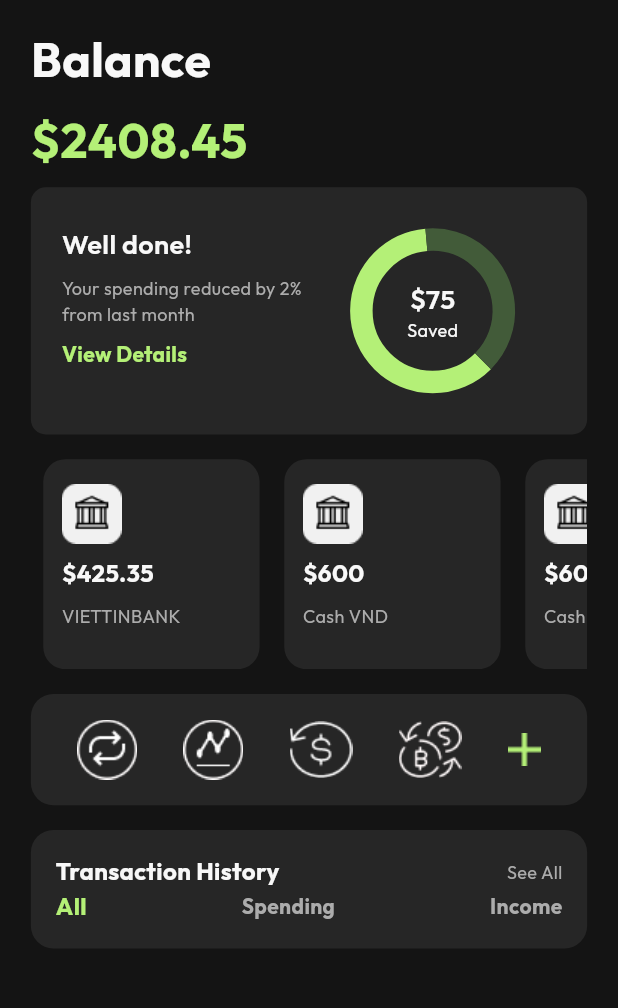
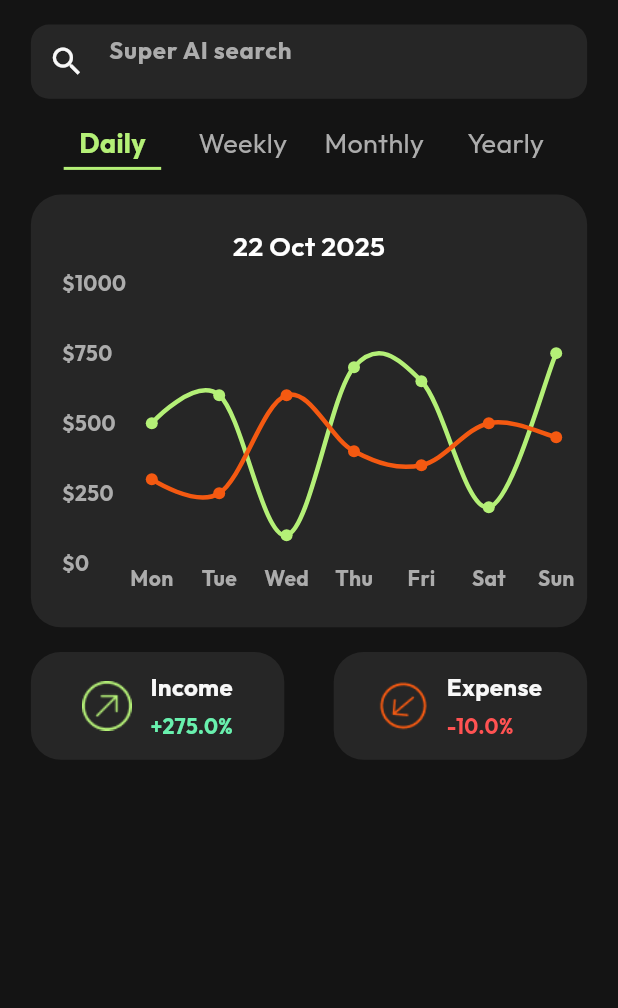
Before and after one commit to phunghao2903/fintrack, a Flutter app: the screen it shows after launch, on a phone screen of 412 x 824 dp, the part 122-1130 px from its top. Run offline on Flutter 3.47's test engine with Material 3 defaults, Android fonts, the phone set to English and light mode, and no system bars; drawn by our look-alikes of fl_chart; our stand-ins replace bloc, equatable, flutter_bloc, google_fonts; missing offline and left inert: bitsdojo_window.

Commit message:
Add chart feature UI and logic 50%

```diff
--- /dev/null
+++ b/lib/features/chart/bloc/chart_bloc.dart
@@ -0,0 +1,25 @@
+import 'package:bloc/bloc.dart';
+import 'package:equatable/equatable.dart';
+import 'package:fintrack/features/chart/datasources/chart_data_source.dart';
+import 'package:fintrack/features/chart/models/chart_data.dart';
+
+part 'chart_event.dart';
+part 'chart_state.dart';
+
+class ChartBloc extends Bloc<ChartEvent, ChartState> {
+  ChartBloc() : super(ChartState.initial()) {
+    on<LoadChartDataEvent>(_onLoadData);
+    on<ChangeFilterEvent>(_onChangeFilter);
+  }
+
+  void _onLoadData(LoadChartDataEvent event, Emitter<ChartState> emit) {
+    final data = ChartDataSource.getDataByFilter(state.selectedFilter);
+    emit(state.copyWith(chartData: data));
+  }
+
+  void _onChangeFilter(ChangeFilterEvent event, Emitter<ChartState> emit) {
+    // Lấy dữ liệu theo filter mới
+    final data = ChartDataSource.getDataByFilter(event.filter);
+    emit(state.copyWith(selectedFilter: event.filter, chartData: data));
+  }
+}
--- /dev/null
+++ b/lib/features/chart/bloc/chart_event.dart
@@ -0,0 +1,35 @@
+// part of 'chart_bloc.dart';
+
+// abstract class ChartEvent extends Equatable {
+//   const ChartEvent();
+
+//   @override
+//   List<Object> get props => [];
+// }
+
+// class ChangeFilterEvent extends ChartEvent {
+//   final String filter;
+//   const ChangeFilterEvent(this.filter);
+
+//   @override
+//   List<Object> get props => [filter];
+// }
+
+part of 'chart_bloc.dart';
+
+abstract class ChartEvent extends Equatable {
+  const ChartEvent();
+
+  @override
+  List<Object?> get props => [];
+}
+
+class LoadChartDataEvent extends ChartEvent {}
+
+class ChangeFilterEvent extends ChartEvent {
+  final String filter;
+  const ChangeFilterEvent(this.filter);
+
+  @override
+  List<Object?> get props => [filter];
+}
--- /dev/null
+++ b/lib/features/chart/bloc/chart_state.dart
@@ -0,0 +1,22 @@
+part of 'chart_bloc.dart';
+
+class ChartState extends Equatable {
+  final String selectedFilter;
+  final List<ChartData> chartData;
+
+  const ChartState({required this.selectedFilter, required this.chartData});
+
+  factory ChartState.initial() {
+    return const ChartState(selectedFilter: "Daily", chartData: []);
+  }
+
+  ChartState copyWith({String? selectedFilter, List<ChartData>? chartData}) {
+    return ChartState(
+      selectedFilter: selectedFilter ?? this.selectedFilter,
+      chartData: chartData ?? this.chartData,
+    );
+  }
+
+  @override
+  List<Object?> get props => [selectedFilter, chartData];
+}
--- /dev/null
+++ b/lib/features/chart/datasources/chart_data_source.dart
@@ -0,0 +1,63 @@
+import 'package:fintrack/features/chart/models/chart_data.dart';
+
+class ChartDataSource {
+  // Daily
+  static final List<ChartData> dailyData = [
+    ChartData(day: "Mon", income: 500, expense: 300),
+    ChartData(day: "Tue", income: 600, expense: 250),
+    ChartData(day: "Wed", income: 100, expense: 600),
+    ChartData(day: "Thu", income: 700, expense: 400),
+    ChartData(day: "Fri", income: 650, expense: 350),
+    ChartData(day: "Sat", income: 200, expense: 500),
+    ChartData(day: "Sun", income: 750, expense: 450),
+  ];
+
+  // Weekly
+  static final List<ChartData> weeklyData = [
+    ChartData(day: "W1", income: 1000, expense: 2500),
+    ChartData(day: "W2", income: 2500, expense: 1500),
+    ChartData(day: "W3", income: 1500, expense: 2800),
+    ChartData(day: "W4", income: 3300, expense: 1600),
+  ];
+
+  // Monthly
+  static final List<ChartData> monthlyData = [
+    ChartData(day: "1", income: 4500, expense: 3200),
+    ChartData(day: "2", income: 4800, expense: 3100),
+    ChartData(day: "3", income: 6200, expense: 4500),
+    ChartData(day: "4", income: 5100, expense: 3300),
+    ChartData(day: "5", income: 2600, expense: 4700),
+    ChartData(day: "6", income: 6000, expense: 4000),
+    ChartData(day: "7", income: 5800, expense: 4900),
+    ChartData(day: "8", income: 3200, expense: 6200),
+    ChartData(day: "9", income: 5900, expense: 3800),
+    ChartData(day: "10", income: 6400, expense: 4300),
+    ChartData(day: "11", income: 6300, expense: 4100),
+    ChartData(day: "12", income: 6500, expense: 4400),
+  ];
+
+  // Yearly
+  static final List<ChartData> yearlyData = [
+    ChartData(day: "2020", income: 58000, expense: 42000),
+    ChartData(day: "2021", income: 60000, expense: 43000),
+    ChartData(day: "2022", income: 64000, expense: 46000),
+    ChartData(day: "2023", income: 68000, expense: 49000),
+    ChartData(day: "2024", income: 72000, expense: 51000),
+  ];
+
+  // Lấy dữ liệu theo filter
+  static List<ChartData> getDataByFilter(String filter) {
+    switch (filter) {
+      case "Daily":
+        return dailyData;
+      case "Weekly":
+        return weeklyData;
+      case "Monthly":
+        return monthlyData;
+      case "Yearly":
+        return yearlyData;
+      default:
+        return weeklyData;
+    }
+  }
+}
--- /dev/null
+++ b/lib/features/chart/models/chart_data.dart
@@ -0,0 +1,7 @@
+class ChartData {
+  final String day;
+  final double income;
+  final double expense;
+
+  ChartData({required this.day, required this.income, required this.expense});
+}
--- /dev/null
+++ b/lib/features/chart/pages/chart_page.dart
@@ -0,0 +1,180 @@
+import 'package:fintrack/core/theme/app_colors.dart';
+import 'package:fintrack/core/theme/app_text_styles.dart';
+import 'package:fintrack/core/utils/size_utils.dart';
+import 'package:fintrack/features/chart/bloc/chart_bloc.dart';
+import 'package:fintrack/features/chart/pages/widgets/chart_view.dart';
+import 'package:fintrack/features/chart/pages/widgets/filter_button.dart';
+import 'package:fintrack/features/chart/pages/widgets/summary_card.dart';
+import 'package:flutter/material.dart';
+import 'package:flutter_bloc/flutter_bloc.dart';
+
+class ChartPage extends StatefulWidget {
+  const ChartPage({super.key});
+
+  @override
+  State<ChartPage> createState() => _ChartPageState();
+}
+
+class _ChartPageState extends State<ChartPage> {
+  final TextEditingController _searchController = TextEditingController();
+
+  @override
+  void initState() {
+    super.initState();
+    // context.read<HomeBloc>().add(LoadAcountsEvent());
+    context.read<ChartBloc>().add(LoadChartDataEvent());
+
+    _searchController.addListener(() {
+      final query = _searchController.text;
+      print(query);
+    });
+  }
+
+  // Dispose tránh leak bộ nhớ
+  @override
+  void dispose() {
+    _searchController.dispose();
+    super.dispose();
+  }
+
+  @override
+  Widget build(BuildContext context) {
+    final h = SizeUtils.height(context);
+    final w = SizeUtils.width(context);
+    return Scaffold(
+      backgroundColor: AppColors.background,
+      body: SingleChildScrollView(
+        child: Container(
+          width: w,
+          child: Padding(
+            padding: EdgeInsets.symmetric(
+              horizontal: w * 0.05,
+              vertical: h * 0.05,
+            ),
+            child: Column(
+              children: [
+                Row(
+                  mainAxisAlignment: MainAxisAlignment.spaceBetween,
+                  children: [
+                    Row(
+                      children: [
+                        CircleAvatar(
+                          backgroundImage: AssetImage(
+                            "assets/images/avartar.png",
+                          ),
+                          radius: 20,
+                        ),
+                        SizedBox(width: w * 0.02),
+                        Text(
+                          "Phung Hao",
+                          style: AppTextStyles.body1.copyWith(
+                            color: AppColors.grey,
+                          ),
+                        ),
+                      ],
+                    ),
+                    Row(
+                      children: [Image.asset("assets/icons/notification.png")],
+                    ),
+                  ],
+                ),
+                SizedBox(height: h * 0.02),
+
+                Container(
+                  height: h * 0.06,
+                  width: w * 0.9,
+                  decoration: BoxDecoration(
+                    color: AppColors.widget,
+                    borderRadius: BorderRadius.circular(12),
+                  ),
+                  child: TextField(
+                    controller: _searchController,
+                    style: AppTextStyles.body1.copyWith(color: AppColors.white),
+                    decoration: InputDecoration(
+                      contentPadding: EdgeInsets.symmetric(vertical: h * 0.025),
+                      prefixIcon: Icon(
+                        Icons.search,
+                        color: AppColors.white,
+                        size: h * 0.03,
+                      ),
+                      hintText: "Super AI search",
+                      hintStyle: AppTextStyles.body1.copyWith(
+                        color: AppColors.grey,
+                      ),
+                      border: InputBorder.none,
+                    ),
+                  ),
+                ),
+                SizedBox(height: h * 0.02),
+
+                BlocBuilder<ChartBloc, ChartState>(
+                  builder: (context, state) {
+                    return Column(
+                      children: [
+                        Row(
+                          mainAxisAlignment: MainAxisAlignment.spaceEvenly,
+                          children: ["Daily", "Weekly", "Monthly", "Yearly"]
+                              .map((label) {
+                                return FilterButton(
+                                  label: label,
+                                  selected: state.selectedFilter == label,
+                                  onTap: () => context.read<ChartBloc>().add(
+                                    ChangeFilterEvent(label),
+                                  ),
+                                );
+                              })
+                              .toList(),
+                        ),
+                        SizedBox(height: h * 0.02),
+
+                        if (state.chartData.isNotEmpty)
+                          ChartView(data: state.chartData)
+                        else
+                          const CircularProgressIndicator(),
+                        SizedBox(height: h * 0.02),
+
+                        if (state.chartData.isNotEmpty)
+                          Row(
+                            mainAxisAlignment: MainAxisAlignment.spaceBetween,
+                            children: [
+                              SummaryCard(
+                                icon: "assets/icons/icon_huong_len.png",
+                                title: 'Income',
+                                value: state.chartData.fold(
+                                  0,
+                                  (sum, e) => sum + e.income,
+                                ),
+                                change: SummaryCard.calculateChangePercent(
+                                  state.chartData.map((e) => e.income).toList(),
+                                ),
+                                color: AppColors.main,
+                              ),
+
+                              SummaryCard(
+                                icon: "assets/icons/icon_huong_xuong.png",
+                                title: 'Expense',
+                                value: state.chartData.fold(
+                                  0,
+                                  (sum, e) => sum + e.expense,
+                                ),
+                                change: SummaryCard.calculateChangePercent(
+                                  state.chartData
+                                      .map((e) => e.expense)
+                                      .toList(),
+                                ),
+                                color: AppColors.brightOrange,
+                              ),
+                            ],
+                          ),
+                      ],
+                    );
+                  },
+                ),
+              ],
+            ),
+          ),
+        ),
+      ),
+    );
+  }
+}
--- /dev/null
+++ b/lib/features/chart/pages/widgets/chart_view.dart
@@ -0,0 +1,144 @@
+import 'package:fintrack/core/theme/app_colors.dart';
+import 'package:fintrack/core/theme/app_text_styles.dart';
+import 'package:fintrack/core/utils/size_utils.dart';
+import 'package:fintrack/features/chart/models/chart_data.dart';
+import 'package:fl_chart/fl_chart.dart';
+import 'package:flutter/material.dart';
+
+class ChartView extends StatelessWidget {
+  final List<ChartData> data;
+
+  const ChartView({super.key, required this.data});
+
+  @override
+  Widget build(BuildContext context) {
+    final h = SizeUtils.height(context);
+    final w = SizeUtils.width(context);
+
+    if (data.isEmpty) {
+      return const Center(child: CircularProgressIndicator());
+    }
+
+    // Scale trục Y
+    final maxIncome = data.map((e) => e.income).reduce((a, b) => a > b ? a : b);
+    final maxExpense = data
+        .map((e) => e.expense)
+        .reduce((a, b) => a > b ? a : b);
+    final maxValue = (maxIncome > maxExpense ? maxIncome : maxExpense);
+    final interval = (maxValue / 3).ceilToDouble();
+
+    // Format ngày hiện tại
+    final now = DateTime.now();
+    final day = now.day.toString().padLeft(2, '0');
+    final monthNames = [
+      "Jan",
+      "Feb",
+      "Mar",
+      "Apr",
+      "May",
+      "Jun",
+      "Jul",
+      "Aug",
+      "Sep",
+      "Oct",
+      "Nov",
+      "Dec",
+    ];
+    final month = monthNames[now.month - 1];
+    final year = now.year;
+    final currentDate = "$day $month $year";
+
+    return Container(
+      width: w * 0.9,
+      height: h * 0.35,
+      padding: EdgeInsets.all(w * 0.05),
+      decoration: BoxDecoration(
+        color: AppColors.widget,
+        borderRadius: BorderRadius.circular(20),
+      ),
+      child: Column(
+        children: [
+          Text(
+            currentDate,
+            style: AppTextStyles.heading2.copyWith(color: Colors.white),
+          ),
+          SizedBox(height: h * 0.015),
+          Expanded(
+            child: LineChart(
+              LineChartData(
+                backgroundColor: AppColors.widget,
+                gridData: FlGridData(show: false),
+                borderData: FlBorderData(show: false),
+                minY: 0,
+                maxY: maxValue + interval,
+                titlesData: FlTitlesData(
+                  leftTitles: AxisTitles(
+                    sideTitles: SideTitles(
+                      showTitles: true,
+                      reservedSize: 60,
+                      interval: interval,
+                      getTitlesWidget: (value, meta) {
+                        return Text(
+                          '\$${value.toInt()}',
+                          style: AppTextStyles.body2.copyWith(
+                            color: AppColors.grey,
+                          ),
+                        );
+                      },
+                    ),
+                  ),
+                  bottomTitles: AxisTitles(
+                    sideTitles: SideTitles(
+                      showTitles: true,
+                      interval: 1,
+                      getTitlesWidget: (value, meta) {
+                        final index = value.toInt();
+                        if (index < 0 || index >= data.length)
+                          return const SizedBox();
+                        return Text(
+                          data[index].day,
+                          style: AppTextStyles.body2.copyWith(
+                            color: AppColors.grey,
+                          ),
+                        );
+                      },
+                    ),
+                  ),
+                  rightTitles: AxisTitles(
+                    sideTitles: SideTitles(showTitles: false),
+                  ),
+                  topTitles: AxisTitles(
+                    sideTitles: SideTitles(showTitles: false),
+                  ),
+                ),
+                lineBarsData: [
+                  _buildLine(
+                    data.map((e) => e.income).toList(),
+                    AppColors.main,
+                  ),
+                  _buildLine(
+                    data.map((e) => e.expense).toList(),
+                    AppColors.brightOrange,
+                  ),
+                ],
+              ),
+            ),
+          ),
+        ],
+      ),
+    );
+  }
+
+  LineChartBarData _buildLine(List<double> values, Color color) {
+    return LineChartBarData(
+      isCurved: true,
+      color: color,
+      barWidth: 3,
+      belowBarData: BarAreaData(show: false),
+      spots: List.generate(
+        values.length,
+        (i) => FlSpot(i.toDouble(), values[i]),
+      ),
+    );
+  }
+}
--- /dev/null
+++ b/lib/features/chart/pages/widgets/filter_button.dart
@@ -0,0 +1,40 @@
+import 'package:flutter/material.dart';
+import 'package:fintrack/core/theme/app_colors.dart';
+import 'package:fintrack/core/theme/app_text_styles.dart';
+
+class FilterButton extends StatelessWidget {
+  final String label;
+  final bool selected;
+  final VoidCallback onTap;
+
+  const FilterButton({
+    super.key,
+    required this.label,
+    required this.selected,
+    required this.onTap,
+  });
+
+  @override
+  Widget build(BuildContext context) {
+    return GestureDetector(
+      onTap: onTap,
+      child: Column(
+        children: [
+          Text(
+            label,
+            style: AppTextStyles.heading2.copyWith(
+              color: selected ? AppColors.main : AppColors.grey,
+              fontWeight: selected ? FontWeight.bold : FontWeight.normal,
+            ),
+          ),
+          const SizedBox(height: 3),
+          Container(
+            height: 2,
+            width: 65,
+            color: selected ? AppColors.main : Colors.transparent,
+          ),
+        ],
+      ),
+    );
+  }
+}
--- /dev/null
+++ b/lib/features/chart/pages/widgets/summary_card.dart
@@ -0,0 +1,77 @@
+import 'package:flutter/material.dart';
+import 'package:fintrack/core/theme/app_colors.dart';
+import 'package:fintrack/core/theme/app_text_styles.dart';
+import 'package:fintrack/core/utils/size_utils.dart';
+
+class SummaryCard extends StatelessWidget {
+  final String icon;
+  final String title;
+  final double value;
+  final double change;
+  final Color color;
+
+  const SummaryCard({
+    super.key,
+    required this.icon,
+    required this.title,
+    required this.value,
+    required this.change,
+    required this.color,
+  });
+
+  @override
+  Widget build(BuildContext context) {
+    final h = SizeUtils.height(context);
+    final w = SizeUtils.width(context);
+
+    return Container(
+      width: w * 0.41,
+      padding: EdgeInsets.symmetric(horizontal: w * 0.02, vertical: h * 0.015),
+      decoration: BoxDecoration(
+        color: AppColors.widget,
+        borderRadius: BorderRadius.circular(20),
+      ),
+      child: Row(
+        mainAxisSize: MainAxisSize.min,
+        mainAxisAlignment: MainAxisAlignment.center,
+        crossAxisAlignment: CrossAxisAlignment.center,
+        children: [
+          Image.asset(
+            icon,
+            width: w * 0.08,
+            height: w * 0.08,
+            fit: BoxFit.contain,
+          ),
+          SizedBox(width: w * 0.03),
+          Column(
+            mainAxisSize: MainAxisSize.min,
+            crossAxisAlignment: CrossAxisAlignment.start,
+            children: [
+              Text(
+                title,
+                style: AppTextStyles.body1.copyWith(color: AppColors.white),
+              ),
+              SizedBox(height: h * 0.005),
+              Text(
+                "${change >= 0 ? '+' : ''}${change.toStringAsFixed(1)}%",
+                style: AppTextStyles.body2.copyWith(
+                  color: change >= 0 ? Colors.greenAccent : Colors.redAccent,
+                  fontWeight: FontWeight.bold,
+                ),
+              ),
+            ],
+          ),
+        ],
+      ),
+    );
+  }
+
+  /// Tính % thay đổi giữa hai giá trị cuối cùng
+  static double calculateChangePercent(List<double> values) {
+    if (values.length < 2) return 0.0;
+    final last = values.last;
+    final previous = values[values.length - 2];
+    if (previous == 0) return 0.0;
+    return ((last - previous) / previous) * 100;
+  }
+}
--- a/lib/main.dart
+++ b/lib/main.dart
@@ -1,5 +1,7 @@
 import 'dart:ui';
 
+import 'package:fintrack/features/chart/bloc/chart_bloc.dart';
+import 'package:fintrack/features/chart/pages/chart_page.dart';
 import 'package:fintrack/features/home/bloc/home_bloc.dart';
 import 'package:fintrack/features/home/pages/home_page.dart';
 import 'package:flutter/material.dart';
@@ -27,8 +29,9 @@ class MyApp extends StatelessWidget {
   Widget build(BuildContext context) {
     return MaterialApp(
       scrollBehavior: DesktopScrollBehavior(),
-      home: BlocProvider(create: (context) =>
-      HomeBloc(), child: HomePage()),
+      // home: BlocProvider(create: (context) =>
+      // HomeBloc(), child: HomePage()),
+      home: BlocProvider(create: (context) => ChartBloc(), child: ChartPage()),
     );
   }
 }
```
Also changed, not shown: assets/icons/icon_huong_len.png (added), assets/icons/icon_huong_xuong.png (added).
